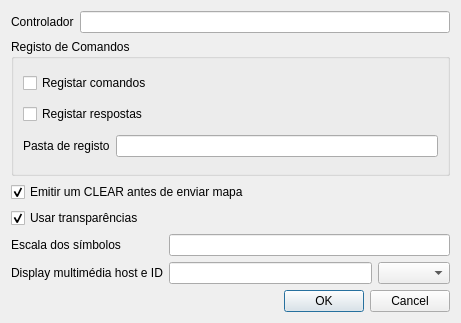
First picture: the form in config_dialog_base.ui, repository SrNetoChan/QGIS2GisOn3dMap, before the edit.
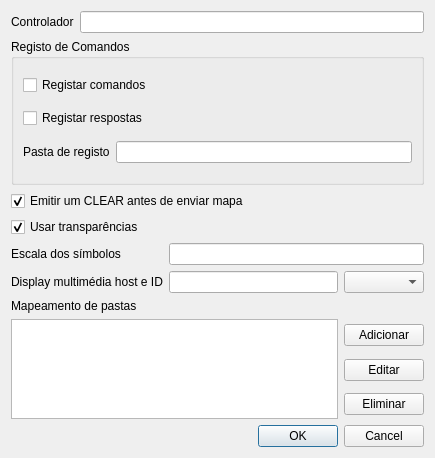
Second picture: the form after the edit. Icons and pictures are not drawn.

Commit message: file mapping gui bases

```diff
--- a/config_dialog_base.ui
+++ b/config_dialog_base.ui
@@ -9,8 +9,8 @@
    <rect>
     <x>0</x>
     <y>0</y>
-    <width>461</width>
-    <height>323</height>
+    <width>435</width>
+    <height>458</height>
    </rect>
   </property>
   <property name="sizePolicy">
@@ -36,6 +36,26 @@
    <bool>false</bool>
   </property>
   <layout class="QGridLayout" name="gridLayout">
+   <item row="8" column="2">
+    <widget class="QPushButton" name="addPushButton">
+     <property name="locale">
+      <locale language="Portuguese" country="Portugal"/>
+     </property>
+     <property name="text">
+      <string>Adicionar</string>
+     </property>
+    </widget>
+   </item>
+   <item row="9" column="2">
+    <widget class="QPushButton" name="editPushButton">
+     <property name="locale">
+      <locale language="Portuguese" country="Portugal"/>
+     </property>
+     <property name="text">
+      <string>Editar</string>
+     </property>
+    </widget>
+   </item>
    <item row="1" column="0" colspan="3">
     <widget class="QGroupBox" name="groupBox">
      <property name="sizePolicy">
@@ -84,7 +104,7 @@
      </layout>
     </widget>
    </item>
-   <item row="5" column="1">
+   <item row="6" column="1">
     <widget class="QLineEdit" name="host_multimedia"/>
    </item>
    <item row="2" column="0" colspan="3">
@@ -97,10 +117,10 @@
      </property>
     </widget>
    </item>
-   <item row="5" column="2">
+   <item row="6" column="2">
     <widget class="QComboBox" name="display_multimedia"/>
    </item>
-   <item row="6" column="0" colspan="3">
+   <item row="11" column="0" colspan="3">
     <widget class="QDialogButtonBox" name="button_box">
      <property name="orientation">
       <enum>Qt::Horizontal</enum>
@@ -110,7 +130,7 @@
      </property>
     </widget>
    </item>
-   <item row="3" column="0">
+   <item row="4" column="0">
     <widget class="QCheckBox" name="transparencia">
      <property name="text">
       <string>Usar transparências</string>
@@ -120,14 +140,14 @@
      </property>
     </widget>
    </item>
-   <item row="5" column="0">
+   <item row="6" column="0">
     <widget class="QLabel" name="label_4">
      <property name="text">
       <string>Display multimédia host e ID</string>
      </property>
     </widget>
    </item>
-   <item row="4" column="0">
+   <item row="5" column="0">
     <widget class="QLabel" name="label_3">
      <property name="text">
       <string>Escala dos símbolos</string>
@@ -154,13 +174,46 @@
      </item>
     </layout>
    </item>
-   <item row="4" column="1" colspan="2">
+   <item row="5" column="1" colspan="2">
     <widget class="QLineEdit" name="symbol_scale">
      <property name="alignment">
       <set>Qt::AlignRight|Qt::AlignTrailing|Qt::AlignVCenter</set>
      </property>
     </widget>
    </item>
+   <item row="7" column="0" colspan="3">
+    <widget class="QLabel" name="label_5">
+     <property name="locale">
+      <locale language="Portuguese" country="Portugal"/>
+     </property>
+     <property name="text">
+      <string>Mapeamento de pastas</string>
+     </property>
+    </widget>
+   </item>
+   <item row="10" column="2">
+    <widget class="QPushButton" name="deletePushButton">
+     <property name="locale">
+      <locale language="Portuguese" country="Portugal"/>
+     </property>
+     <property name="text">
+      <string>Eliminar</string>
+     </property>
+    </widget>
+   </item>
+   <item row="8" column="0" rowspan="3" colspan="2">
+    <widget class="QTableView" name="tableView">
+     <property name="minimumSize">
+      <size>
+       <width>0</width>
+       <height>100</height>
+      </size>
+     </property>
+     <property name="sortingEnabled">
+      <bool>true</bool>
+     </property>
+    </widget>
+   </item>
   </layout>
  </widget>
  <resources/>
```
Left out of the diff: 27 changed lines with no effect on the pictures.
